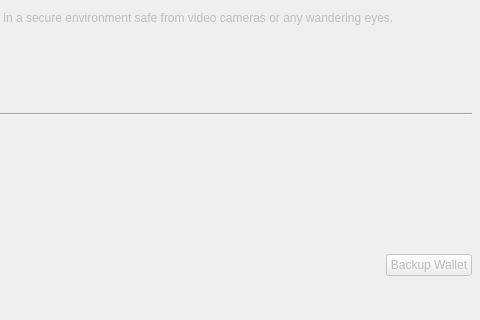
Old version of the form src/qt/forms/optionspage.ui in the repository pedrorv0106/DAPS; both pictures show x 409 to 889 and y 424 to 744 of the 889 by 744 pixel window.
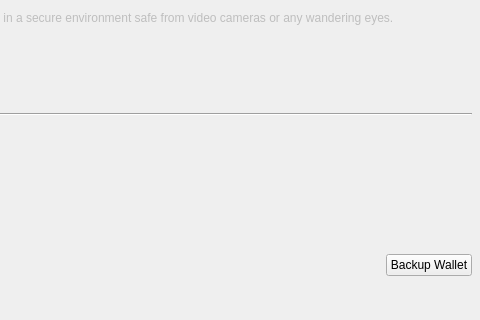
New version of the form.

```diff
--- a/src/qt/forms/optionspage.ui
+++ b/src/qt/forms/optionspage.ui
@@ -315,9 +315,6 @@
     </item>
     <item>
      <widget class="QPushButton" name="pushButtonBackup">
-      <property name="enabled">
-       <bool>false</bool>
-      </property>
       <property name="sizePolicy">
        <sizepolicy hsizetype="Maximum" vsizetype="Fixed">
         <horstretch>0</horstretch>
```
